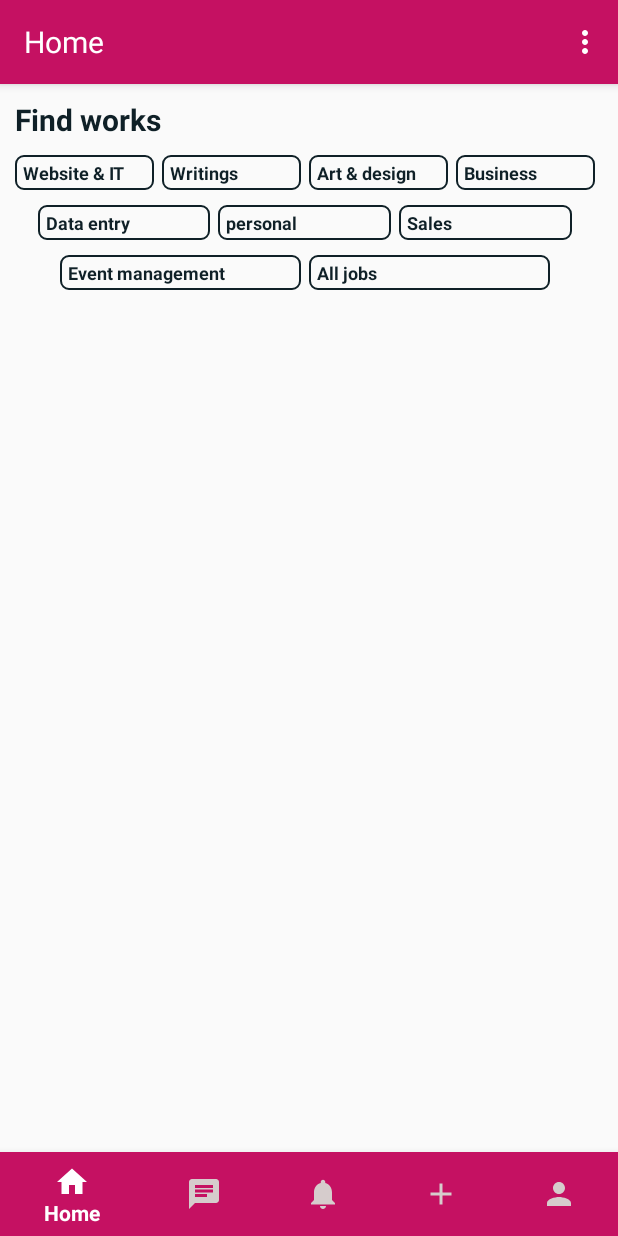
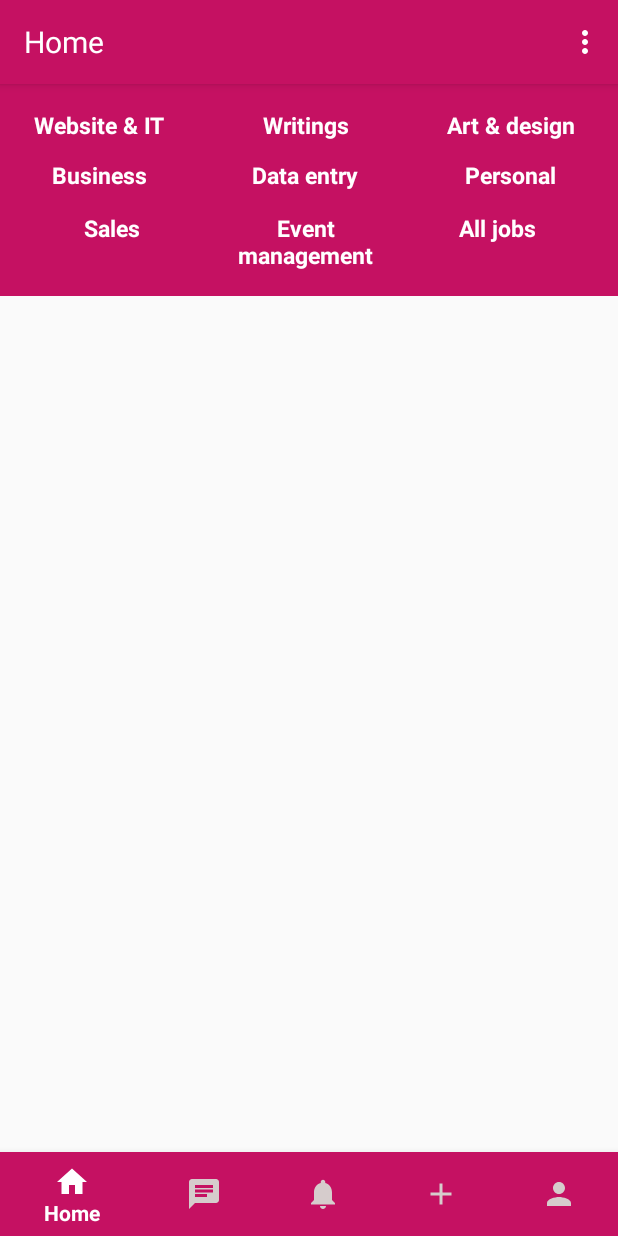
Before and after one commit to AFRIDI-2020/FreelanceBD, an Android app: the HomeActivity screen opened directly, with no data from a screen before it, on a phone screen of 412 x 824 dp. Run offline under Robolectric (Android 15) with nearby library versions, the phone set to English and light mode, and no system bars; our stand-ins replace CircleImageView, Firebase (no records; nobody signed in at launch, a user with empty details on screens opened directly), Picasso, Shimmer, sdp/ssp sizes.

Commit message:
home fragment new design

```diff
--- a/app/src/main/java/com/practice/freelancebd/Activity/HomeActivity.java
+++ b/app/src/main/java/com/practice/freelancebd/Activity/HomeActivity.java
@@ -58,7 +58,7 @@ public class HomeActivity extends AppCompatActivity {
                 switch (menuItem.getItemId()) {
 
                     case R.id.homeNavItem:
-                        toolbarTextView.setText("Home");
+                        toolbarTextView.setText("Find Works");
                         replaceFragment(new HomeFragment());
                         return true;
 
--- a/app/src/main/java/com/practice/freelancebd/Fragments/HomeFragment.java
+++ b/app/src/main/java/com/practice/freelancebd/Fragments/HomeFragment.java
@@ -125,11 +125,11 @@ public class HomeFragment extends Fragment {
 
                 if(s.toString()!=null){
                     fetchAllPostFromDatabase(s.toString());
-                    searchTV.setVisibility(View.VISIBLE);
+                    searchTV.setVisibility(View.GONE);
                 }
                 else {
                     fetchAllPostFromDatabase("");
-                    searchTV.setVisibility(View.INVISIBLE);
+                    searchTV.setVisibility(View.GONE);
                 }
 
             }
--- a/app/src/main/res/layout/activity_home.xml
+++ b/app/src/main/res/layout/activity_home.xml
@@ -12,7 +12,7 @@
         android:id="@+id/toolbar"
         android:layout_width="match_parent"
         android:layout_height="?attr/actionBarSize"
-        android:background="@color/violate"
+        android:background="@color/colorAccent"
         android:elevation="4dp"
         android:theme="@style/ThemeOverlay.AppCompat.Dark.ActionBar"
         app:popupTheme="@style/ThemeOverlay.AppCompat.Light"
--- a/app/src/main/res/layout/fragment_home.xml
+++ b/app/src/main/res/layout/fragment_home.xml
@@ -7,264 +7,221 @@
     tools:context=".Fragments.HomeFragment">
 
 
-    <LinearLayout
+    <androidx.constraintlayout.widget.ConstraintLayout
         android:layout_width="match_parent"
-        android:layout_height="match_parent"
-        android:orientation="vertical">
+        android:layout_height="match_parent">
 
 
-        <LinearLayout
+        <androidx.constraintlayout.widget.ConstraintLayout
+            android:id="@+id/categoryLayout"
             android:layout_width="match_parent"
             android:layout_height="wrap_content"
-            android:orientation="horizontal"
-            android:layout_marginLeft="10dp"
-            android:layout_marginTop="10dp"
-            android:layout_marginRight="10dp"
-            android:layout_marginBottom="10dp"
-            android:gravity="center_vertical">
-
-            <TextView
-                android:layout_width="wrap_content"
-                android:layout_height="wrap_content"
-                android:text="Find works"
-                android:textColor="@color/darkGreen"
-                android:textSize="20sp"
-                android:textStyle="bold" />
+            android:background="@color/colorAccent"
+            android:padding="@dimen/_10sdp"
+            app:layout_constraintTop_toTopOf="parent">
 
 
-            <RelativeLayout
-                android:layout_width="match_parent"
-                android:layout_height="wrap_content"
-                >
-
-                <TextView
-                    android:id="@+id/searchTV"
-                    android:layout_width="wrap_content"
-                    android:layout_height="wrap_content"
-                    android:text="Type"
-                    android:textColor="@color/black"
-                    android:textSize="14sp"
-                    android:layout_centerInParent="true"
-                    android:visibility="invisible"/>
-
-            </RelativeLayout>
-
-
-
-
-        </LinearLayout>
-
-
-
-
-        <LinearLayout
-            android:layout_width="match_parent"
-            android:layout_height="wrap_content"
-            android:orientation="horizontal"
-            android:layout_marginRight="10dp"
-            android:layout_marginLeft="10dp"
-            android:weightSum="4">
             <TextView
                 android:id="@+id/websiteAndITTV"
                 android:layout_width="0dp"
-                android:layout_weight="1"
                 android:layout_height="wrap_content"
-                android:background="@drawable/textview_color_chang_onclick"
-                android:textSize="12sp"
-                android:textColor="@color/darkGreen"
+                android:layout_marginRight="5dp"
+                android:gravity="center_horizontal"
+                android:paddingLeft="5dp"
+                android:paddingTop="3dp"
+                android:paddingRight="5dp"
+                android:paddingBottom="3dp"
                 android:text="Website &amp; IT"
+                android:textColor="@color/whiteColor"
+                android:textSize="@dimen/_12sdp"
                 android:textStyle="bold"
-                android:paddingTop="3dp"
-                android:paddingBottom="3dp"
-                android:paddingLeft="5dp"
-                android:paddingRight="5dp"
-                android:layout_marginRight="5dp"
-                />
+                app:layout_constraintEnd_toStartOf="@id/writingsTV"
+                app:layout_constraintStart_toStartOf="parent"
+                app:layout_constraintTop_toTopOf="parent" />
+
 
             <TextView
                 android:id="@+id/writingsTV"
                 android:layout_width="0dp"
-                android:layout_weight="1"
                 android:layout_height="wrap_content"
-                android:background="@drawable/textview_color_chang_onclick"
-                android:textSize="12sp"
-                android:textColor="@color/darkGreen"
+                android:layout_marginLeft="@dimen/_20sdp"
+                android:layout_marginRight="5dp"
+                android:gravity="center_horizontal"
+                android:paddingLeft="5dp"
+                android:paddingTop="3dp"
+                android:paddingRight="5dp"
+                android:paddingBottom="3dp"
                 android:text="Writings"
+                android:textColor="@color/whiteColor"
+                android:textSize="@dimen/_12sdp"
                 android:textStyle="bold"
-                android:paddingTop="3dp"
-                android:paddingBottom="3dp"
-                android:paddingLeft="5dp"
-                android:paddingRight="5dp"
-                android:layout_marginRight="5dp"
-                />
+                app:layout_constraintEnd_toStartOf="@id/artAndDesignTV"
+                app:layout_constraintStart_toEndOf="@id/websiteAndITTV"
+                app:layout_constraintTop_toTopOf="@id/websiteAndITTV" />
+
 
             <TextView
                 android:id="@+id/artAndDesignTV"
                 android:layout_width="0dp"
-                android:layout_weight="1"
                 android:layout_height="wrap_content"
-                android:background="@drawable/textview_color_chang_onclick"
-                android:textSize="12sp"
-                android:textColor="@color/darkGreen"
+                android:layout_marginLeft="@dimen/_20sdp"
+                android:layout_marginRight="5dp"
+                android:gravity="center_horizontal"
+                android:paddingLeft="5dp"
+                android:paddingTop="3dp"
+                android:paddingRight="5dp"
+                android:paddingBottom="3dp"
                 android:text="Art &amp; design"
+                android:textColor="@color/whiteColor"
+                android:textSize="@dimen/_12sdp"
                 android:textStyle="bold"
-                android:paddingTop="3dp"
-                android:paddingBottom="3dp"
-                android:paddingLeft="5dp"
-                android:paddingRight="5dp"
-                android:layout_marginRight="5dp"
-                />
+                app:layout_constraintEnd_toEndOf="parent"
+                app:layout_constraintStart_toEndOf="@id/writingsTV"
+                app:layout_constraintTop_toTopOf="@id/writingsTV" />
 
 
             <TextView
                 android:id="@+id/businessTV"
                 android:layout_width="0dp"
-                android:layout_weight="1"
                 android:layout_height="wrap_content"
-                android:background="@drawable/textview_color_chang_onclick"
-                android:textSize="12sp"
-                android:textColor="@color/darkGreen"
+                android:layout_marginTop="@dimen/_4sdp"
+                android:layout_marginRight="5dp"
+                android:gravity="center_horizontal"
+                android:paddingLeft="5dp"
+                android:paddingTop="3dp"
+                android:paddingRight="5dp"
+                android:paddingBottom="3dp"
                 android:text="Business"
+                android:textColor="@color/whiteColor"
+                android:textSize="@dimen/_12sdp"
                 android:textStyle="bold"
-                android:paddingTop="3dp"
-                android:paddingBottom="3dp"
-                android:paddingLeft="5dp"
-                android:paddingRight="5dp"
-                android:layout_marginRight="5dp"
-                />
+                app:layout_constraintEnd_toStartOf="@id/dataEntryTV"
+                app:layout_constraintStart_toStartOf="parent"
+                app:layout_constraintTop_toBottomOf="@id/websiteAndITTV" />
 
-        </LinearLayout>
 
-        <LinearLayout
-            android:layout_width="match_parent"
-            android:layout_height="wrap_content"
-            android:orientation="horizontal"
-            android:layout_marginRight="25dp"
-            android:layout_marginLeft="25dp"
-            android:layout_marginTop="10dp"
-            android:weightSum="3">
             <TextView
                 android:id="@+id/dataEntryTV"
                 android:layout_width="0dp"
-                android:layout_weight="1"
                 android:layout_height="wrap_content"
-                android:background="@drawable/textview_color_chang_onclick"
-                android:textSize="12sp"
-                android:textColor="@color/darkGreen"
+                android:layout_marginLeft="@dimen/_20sdp"
+                android:layout_marginRight="5dp"
+                android:gravity="center_horizontal"
+                android:paddingLeft="5dp"
+                android:paddingTop="3dp"
+                android:paddingRight="5dp"
+                android:paddingBottom="3dp"
                 android:text="Data entry"
+                android:textColor="@color/whiteColor"
+                android:textSize="@dimen/_12sdp"
                 android:textStyle="bold"
-                android:paddingTop="3dp"
-                android:paddingBottom="3dp"
-                android:paddingLeft="5dp"
-                android:paddingRight="5dp"
-                android:layout_marginRight="5dp"/>
-
+                app:layout_constraintEnd_toStartOf="@id/personalTV"
+                app:layout_constraintStart_toEndOf="@id/businessTV"
+                app:layout_constraintTop_toTopOf="@id/businessTV" />
 
 
             <TextView
                 android:id="@+id/personalTV"
                 android:layout_width="0dp"
-                android:layout_weight="1"
                 android:layout_height="wrap_content"
-                android:background="@drawable/textview_color_chang_onclick"
-                android:textSize="12sp"
-                android:textColor="@color/darkGreen"
-                android:text="personal"
+                android:layout_marginLeft="@dimen/_20sdp"
+                android:layout_marginRight="5dp"
+                android:gravity="center_horizontal"
+                android:paddingLeft="5dp"
+                android:paddingTop="3dp"
+                android:paddingRight="5dp"
+                android:paddingBottom="3dp"
+                android:text="Personal"
+                android:textColor="@color/whiteColor"
+                android:textSize="@dimen/_12sdp"
                 android:textStyle="bold"
-                android:paddingTop="3dp"
-                android:paddingBottom="3dp"
-                android:paddingLeft="5dp"
-                android:paddingRight="5dp"
-                android:layout_marginRight="5dp"/>
+                app:layout_constraintEnd_toEndOf="parent"
+                app:layout_constraintStart_toEndOf="@id/dataEntryTV"
+                app:layout_constraintTop_toTopOf="@id/dataEntryTV" />
 
 
             <TextView
                 android:id="@+id/salesTV"
                 android:layout_width="0dp"
-                android:layout_weight="1"
                 android:layout_height="wrap_content"
-                android:background="@drawable/textview_color_chang_onclick"
-                android:textSize="12sp"
-                android:textColor="@color/darkGreen"
+                android:layout_marginTop="@dimen/_4sdp"
+                android:layout_marginRight="5dp"
+                android:gravity="center_horizontal"
+                android:paddingLeft="5dp"
+                android:paddingTop="@dimen/_4sdp"
+                android:paddingRight="5dp"
+                android:paddingBottom="3dp"
                 android:text="Sales"
+                android:textColor="@color/whiteColor"
+                android:textSize="@dimen/_12sdp"
                 android:textStyle="bold"
-                android:paddingTop="3dp"
-                android:paddingBottom="3dp"
-                android:paddingLeft="5dp"
-                android:paddingRight="5dp"
-                android:layout_marginRight="5dp"/>
-
-
-
-
-
-
-        </LinearLayout>
-
-        <LinearLayout
-            android:layout_width="match_parent"
-            android:layout_height="wrap_content"
-            android:orientation="horizontal"
-            android:layout_marginRight="40dp"
-            android:layout_marginLeft="40dp"
-            android:layout_marginTop="10dp"
-            android:weightSum="2">
+                app:layout_constraintEnd_toStartOf="@id/eventManagementTV"
+                app:layout_constraintStart_toStartOf="@id/businessTV"
+                app:layout_constraintTop_toBottomOf="@id/businessTV" />
 
 
             <TextView
                 android:id="@+id/eventManagementTV"
                 android:layout_width="0dp"
-                android:layout_weight="1"
                 android:layout_height="wrap_content"
-                android:background="@drawable/textview_color_chang_onclick"
-                android:textSize="12sp"
-                android:textColor="@color/darkGreen"
+                android:layout_marginRight="5dp"
+                android:gravity="center_horizontal"
+                android:paddingLeft="5dp"
+                android:paddingTop="5dp"
+                android:paddingRight="5dp"
+                android:paddingBottom="3dp"
                 android:text="Event management"
+                android:textColor="@color/whiteColor"
+                android:textSize="@dimen/_12sdp"
                 android:textStyle="bold"
-                android:paddingTop="3dp"
-                android:paddingBottom="3dp"
-                android:paddingLeft="5dp"
-                android:paddingRight="5dp"
-                android:layout_marginRight="5dp"/>
+                app:layout_constraintEnd_toStartOf="@id/allTV"
+                app:layout_constraintStart_toEndOf="@id/salesTV"
+                app:layout_constraintTop_toTopOf="@id/salesTV" />
 
 
             <TextView
                 android:id="@+id/allTV"
                 android:layout_width="0dp"
-                android:layout_weight="1"
                 android:layout_height="wrap_content"
-                android:background="@drawable/textview_color_chang_onclick"
-                android:textSize="12sp"
-                android:textColor="@color/darkGreen"
+                android:layout_marginRight="5dp"
+                android:gravity="center_horizontal"
+                android:paddingLeft="5dp"
+                android:paddingTop="5dp"
+                android:paddingRight="5dp"
+                android:paddingBottom="3dp"
                 android:text="All jobs"
+                android:textColor="@color/whiteColor"
+                android:textSize="@dimen/_12sdp"
                 android:textStyle="bold"
-                android:paddingTop="3dp"
-                android:paddingBottom="3dp"
-                android:paddingLeft="5dp"
-                android:paddingRight="5dp"
-                android:layout_marginRight="5dp"/>
+                app:layout_constraintEnd_toEndOf="parent"
+                app:layout_constraintStart_toEndOf="@id/eventManagementTV"
+                app:layout_constraintTop_toTopOf="@id/eventManagementTV" />
 
 
-
-
-        </LinearLayout>
-
-
-
-
-
+        </androidx.constraintlayout.widget.ConstraintLayout>
 
         <androidx.recyclerview.widget.RecyclerView
             android:id="@+id/recentPostRV"
             android:layout_width="match_parent"
-            android:layout_height="match_parent"
+            android:layout_height="0dp"
             android:layout_marginLeft="10dp"
             android:layout_marginTop="10dp"
             android:layout_marginRight="10dp"
-            android:layout_marginBottom="10dp" />
+            android:layout_marginBottom="10dp"
+            app:layout_constraintTop_toBottomOf="@+id/categoryLayout"
+            app:layout_constraintBottom_toTopOf="@id/searchTV"/>
+
+        <TextView
+            android:id="@+id/searchTV"
+            android:layout_width="wrap_content"
+            android:layout_height="wrap_content"
+            android:text="type"
+            android:visibility="gone"
+            app:layout_constraintBottom_toBottomOf="parent"
+            app:layout_constraintEnd_toEndOf="parent" />
 
 
-    </LinearLayout>
+    </androidx.constraintlayout.widget.ConstraintLayout>
 
 
 </FrameLayout>
```
